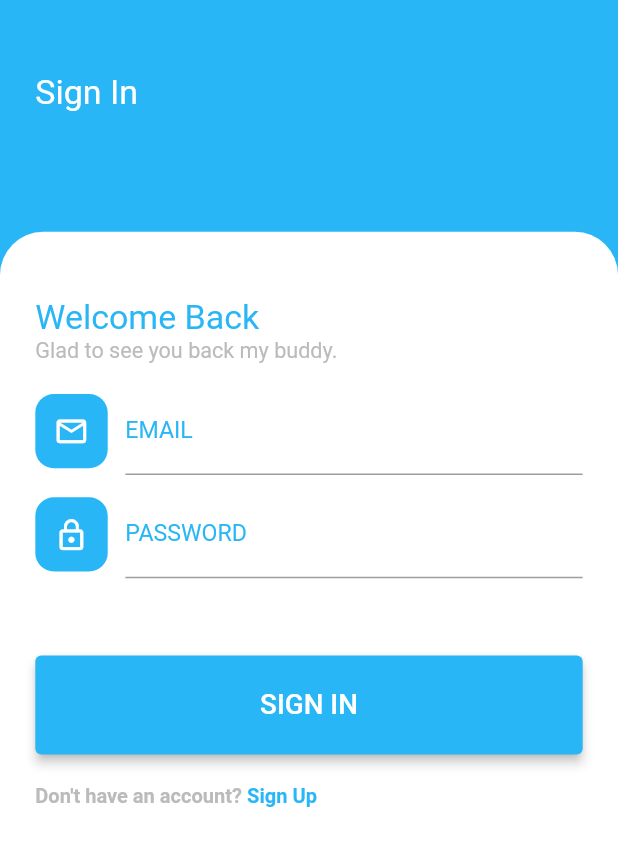
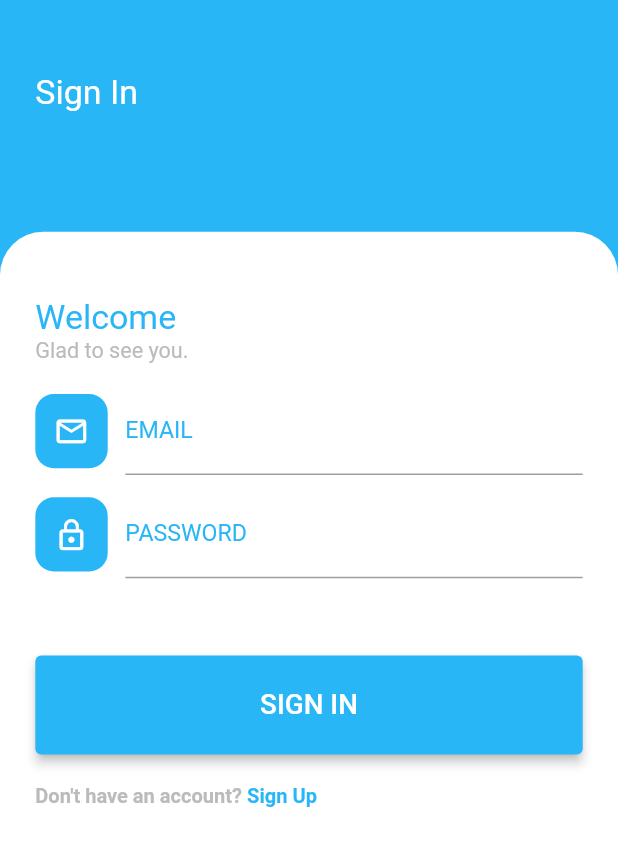
Before and after one commit to nknaeem20/ecommerceproject, a Flutter app: the screen it shows after launch, on a phone screen of 412 x 824 dp. Shown: the top 846 px of the screen. Run offline on Flutter 3.47's test engine with Material 2 defaults, Android fonts, the light colour scheme and no system bars; our stand-ins replace flutter_screenutil.

Commit message:
login form

```diff
--- a/lib/ui/loginscreen.dart
+++ b/lib/ui/loginscreen.dart
@@ -62,12 +62,12 @@ class _LoginscreenState extends State<Loginscreen> {
                           height: 20.h,
                         ),
                         Text(
-                          "Welcome Back",
+                          "Welcome",
                           style: TextStyle(
                               fontSize: 22.sp, color: appcolor.mycolor),
                         ),
                         Text(
-                          "Glad to see you back my buddy.",
+                          "Glad to see you.",
                           style: TextStyle(
                             fontSize: 14.sp,
                             color: Color(0xFFBBBBBB),
@@ -99,7 +99,7 @@ class _LoginscreenState extends State<Loginscreen> {
                               child: TextField(
 
                                 decoration: InputDecoration(
-                                  hintText: "thed9954@gmail.com",
+                                  hintText: "Enter your email address",
                                   hintStyle: TextStyle(
                                     fontSize: 14.sp,
                                     color: Color(0xFF414041),
@@ -141,7 +141,7 @@ class _LoginscreenState extends State<Loginscreen> {
 
 
                                 decoration: InputDecoration(
-                                  hintText: "password must be 6 character",
+                                  hintText: "Password must be 6 character",
                                   hintStyle: TextStyle(
                                     fontSize: 14.sp,
                                     color: Color(0xFF414041),
```
